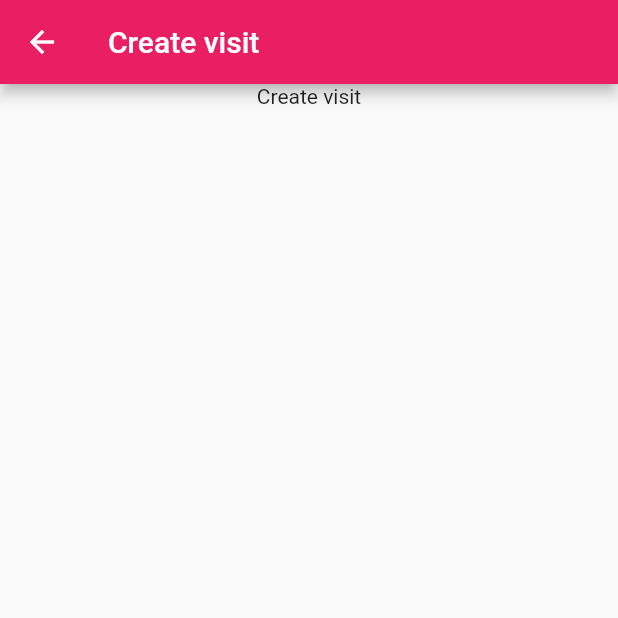
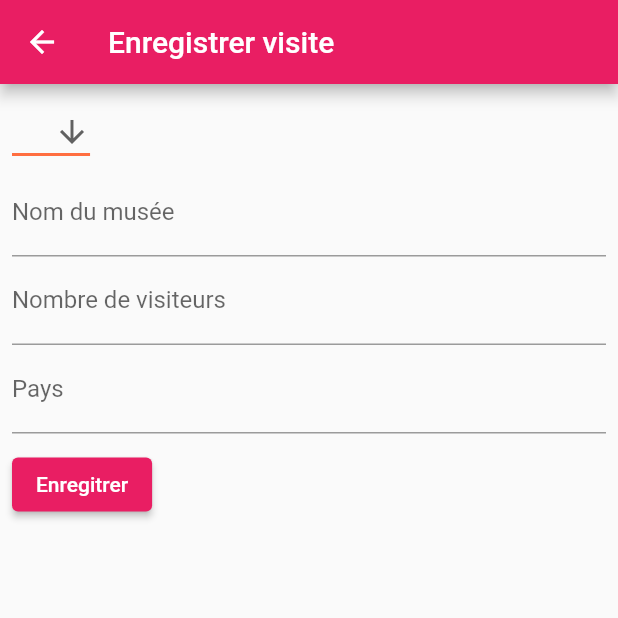
Before and after one commit to david95thinkcode/FlutterMuseum, a Flutter app: the CreateVisitRoute screen opened by its route, on a phone screen of 412 x 824 dp, the top half of it. Run offline on Flutter 3.47's test engine with Material 2 defaults, Android fonts, the phone set to English and light mode, and no system bars; our stand-ins replace fluttertoast, sqflite; accounts and stored records are empty.

Commit message:
[ Update ] WIP vidit
Signed-off-by: David <david95thinkcode@gmail.com>

```diff
--- a/lib/models/Visit.dart
+++ b/lib/models/Visit.dart
@@ -1,12 +1,27 @@
 class Visit {
   static String table = "visit";
-  final int id;
+  // final int id;
   final int numMus;
+  final int nbVisiteurs;
   final String jour;
 
   const Visit({
-    required this.id,
+    // required this.id,
+    required this.nbVisiteurs,
     required this.numMus,
     required this.jour
   });
+
+  Map<String, dynamic> toMap() {
+    return {
+      'nummus': numMus,
+      'nbvisiteurs': nbVisiteurs,
+      'jour': jour
+    };
+  }
+
+  @override
+  String toString() {
+    return 'Visit{numMus: $numMus, nbVisiteur: $nbVisiteurs, jour: $jour}';
+  }
 }
--- a/lib/routes/createvisitroute.dart
+++ b/lib/routes/createvisitroute.dart
@@ -1,4 +1,10 @@
 import 'package:flutter/material.dart';
+import 'package:fluttertoast/fluttertoast.dart';
+import 'package:museum/config/databaser.dart';
+import 'package:museum/models/Museum.dart';
+import 'package:museum/models/Visit.dart';
+import 'package:museum/services/MuseumService.dart';
+import 'package:museum/services/VisitService.dart';
 
 class CreateVisitRoute extends StatefulWidget {
   const CreateVisitRoute({Key? key}) : super(key: key);
@@ -8,19 +14,154 @@ class CreateVisitRoute extends StatefulWidget {
 }
 
 class _CreateVisitRouteState extends State<CreateVisitRoute> {
+  late Databaser _databaser;
+  late MuseumService _museumService;
+  late VisitService _visitService;
+  final nameController = TextEditingController();
+  final nbVisiteurController = TextEditingController();
+  final jourController = TextEditingController();
+  bool _isSubmitting = false;
+  String dropdownValue = '';
+  List<Museum> _museumsList = [];
+
+  @override
+  void initState() {
+    super.initState();
+    _databaser = Databaser();
+    _museumService = MuseumService(_databaser);
+    _visitService = VisitService(_databaser);
+    _fetchMuseum();
+  }
+
+  _fetchMuseum() async {
+    _museumsList = await _museumService.all();
+  }
+
+  _resetForm() {
+    nameController.text = "";
+    nbVisiteurController.text = "0";
+    jourController.text = "";
+    _isSubmitting = false;
+  }
+
+  _save() async {
+    String name = nameController.text;
+    String jour = jourController.text;
+    int visitorsCount = nbVisiteurController.text.isNotEmpty
+        ? int.parse(nbVisiteurController.text)
+        : 0;
+    // TODO: pick musee from musee list
+    Visit visit =
+        Visit(nbVisiteurs: visitorsCount, numMus: int.parse(name), jour: jour);
+    setState(() {
+      _isSubmitting = true;
+    });
+
+    try {
+      await _visitService.store(visit);
+      _resetForm();
+      Fluttertoast.showToast(
+          msg: "Enregistré",
+          toastLength: Toast.LENGTH_SHORT,
+          gravity: ToastGravity.BOTTOM,
+          timeInSecForIosWeb: 1,
+          backgroundColor: Colors.greenAccent,
+          textColor: Colors.black,
+          fontSize: 16.0);
+    } catch (e) {
+      print(e.toString());
+      Fluttertoast.showToast(
+          msg: "Echec d'enregistrement",
+          toastLength: Toast.LENGTH_SHORT,
+          gravity: ToastGravity.BOTTOM,
+          timeInSecForIosWeb: 1,
+          backgroundColor: Colors.redAccent,
+          textColor: Colors.white,
+          fontSize: 16.0);
+    }
+
+    setState(() {
+      _isSubmitting = false;
+    });
+
+    Navigator.pop(context);
+  }
+
   @override
   Widget build(BuildContext context) {
     return Scaffold(
       appBar: AppBar(
-        title: const Text("Create visit"),
+        title: const Text("Enregistrer visite"),
       ),
       body: Center(
-        child: Column(
-          children: const <Widget>[
-            Text("Create visit")
-          ],
-        ),
-      ),
+          child: Column(
+        children: <Widget>[
+          Expanded(
+              child: Column(
+            children: [
+              Padding(
+                  padding: const EdgeInsets.all(8.0),
+                  child: Form(
+                      child: Column(
+                          crossAxisAlignment: CrossAxisAlignment.start,
+                          children: [
+                        DropdownButton<String>(
+                          value: null,
+                          icon: const Icon(Icons.arrow_downward),
+                          elevation: 16,
+                          style: const TextStyle(color: Colors.deepOrange),
+                          underline: Container(
+                            height: 2,
+                            color: Colors.deepOrangeAccent,
+                          ),
+                          onChanged: (String? newValue) {
+                            setState(() {
+                              dropdownValue = newValue!;
+                            });
+                          },
+                          items: <String>['One', 'Two', 'Free', 'Four']
+                              .map<DropdownMenuItem<String>>((String value) {
+                            return DropdownMenuItem<String>(
+                              value: value,
+                              child: Text(value),
+                            );
+                          }).toList(),
+                        ),
+                        TextFormField(
+                          controller: nameController,
+                          decoration: const InputDecoration(
+                              hintText: 'Entrez ici...',
+                              labelText: 'Nom du musée'),
+                        ),
+                        TextFormField(
+                          keyboardType: TextInputType.number,
+                          controller: nbVisiteurController,
+                          decoration: const InputDecoration(
+                              hintText: 'Entrez ici',
+                              labelText: 'Nombre de visiteurs'),
+                        ),
+                        TextFormField(
+                          controller: jourController,
+                          decoration: const InputDecoration(
+                              hintText: 'Entrez ici...', labelText: 'Pays'),
+                        ),
+                        Row(
+                            mainAxisAlignment: MainAxisAlignment.start,
+                            children: [
+                              Container(
+                                  margin: EdgeInsets.symmetric(vertical: 10),
+                                  child: !_isSubmitting
+                                      ? ElevatedButton(
+                                          child: const Text('Enregitrer'),
+                                          onPressed: _save,
+                                        )
+                                      : CircularProgressIndicator()),
+                            ])
+                      ])))
+            ],
+          )),
+        ],
+      )),
     );
   }
 }
--- a/lib/routes/museumhomeroute.dart
+++ b/lib/routes/museumhomeroute.dart
@@ -24,7 +24,6 @@ class _MuseumHomeRouteState extends State<MuseumHomeRoute> {
 
   @override
   Widget build(BuildContext context) {
-
     return Scaffold(
         appBar: AppBar(
             title: const Text("Musées")
```
Also changed, not shown: lib/main.dart (+11 -0 lines), lib/routes/visit/visithomeroute.dart (added, +40 -0 lines), lib/services/VisitService.dart (+50 -1 lines), lib/widgets/visitlist.dart (added, +110 -0 lines).
